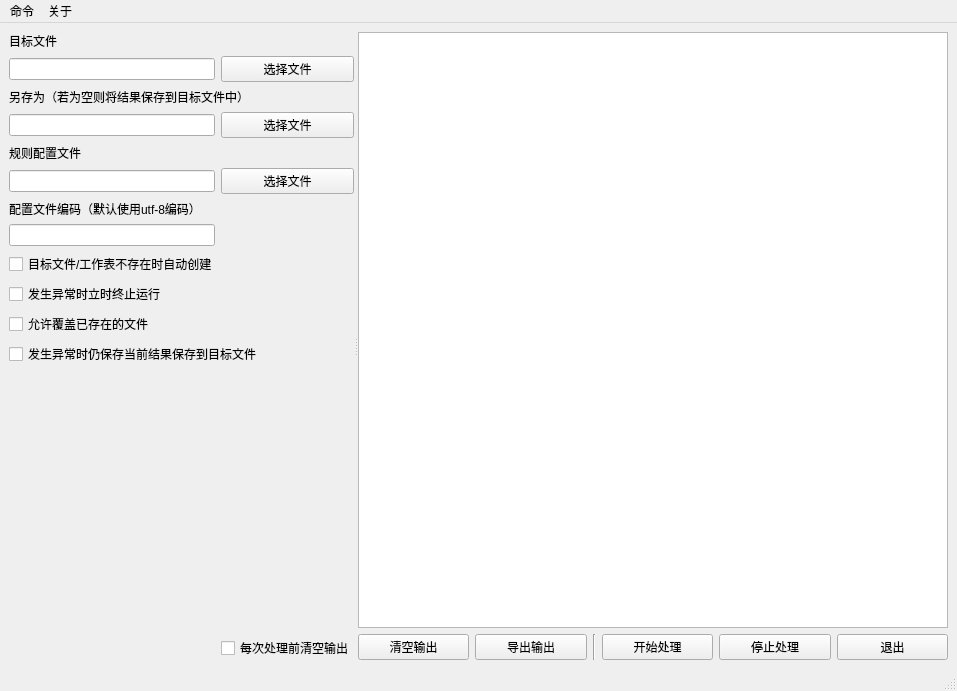
Old version of the form src/excelfiller_executable/gui/res/main_window.ui in the repository zimolab/excel-auto-filler.
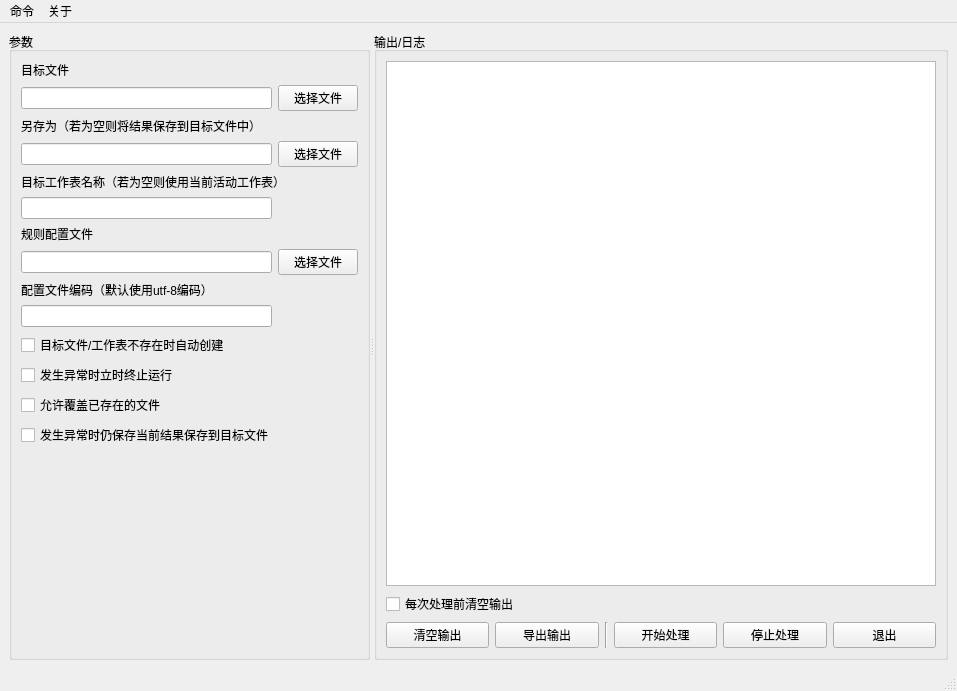
New version of the form.

Commit message: feat(app): add a lineedit for sheetname

```diff
--- a/src/excelfiller_executable/gui/res/main_window.ui
+++ b/src/excelfiller_executable/gui/res/main_window.ui
@@ -16,12 +16,25 @@
   <widget class="QWidget" name="centralwidget">
    <layout class="QVBoxLayout" name="verticalLayout_2">
     <item>
-     <widget class="QSplitter" name="splitter">
+     <widget class="QSplitter" name="splitter_2">
       <property name="orientation">
        <enum>Qt::Horizontal</enum>
       </property>
-      <widget class="QWidget" name="">
+      <widget class="QGroupBox" name="groupBox">
+       <property name="title">
+        <string>参数</string>
+       </property>
        <layout class="QGridLayout" name="gridLayout">
+        <item row="0" column="0">
+         <widget class="QLabel" name="label">
+          <property name="text">
+           <string>目标文件</string>
+          </property>
+         </widget>
+        </item>
+        <item row="1" column="0">
+         <widget class="QLineEdit" name="edit_target_file"/>
+        </item>
         <item row="1" column="1">
          <widget class="QPushButton" name="button_select_target_file">
           <property name="text">
@@ -29,20 +42,6 @@
           </property>
          </widget>
         </item>
-        <item row="8" column="0" colspan="2">
-         <widget class="QCheckBox" name="checkbox_create">
-          <property name="text">
-           <string>目标文件/工作表不存在时自动创建</string>
-          </property>
-         </widget>
-        </item>
-        <item row="11" column="0" colspan="2">
-         <widget class="QCheckBox" name="checkbox_save_anyway">
-          <property name="text">
-           <string>发生异常时仍保存当前结果保存到目标文件</string>
-          </property>
-         </widget>
-        </item>
         <item row="2" column="0" colspan="2">
          <widget class="QLabel" name="label_2">
           <property name="text">
@@ -50,6 +49,9 @@
           </property>
          </widget>
         </item>
+        <item row="3" column="0">
+         <widget class="QLineEdit" name="edit_save_as_file"/>
+        </item>
         <item row="3" column="1">
          <widget class="QPushButton" name="button_select_save_as_file">
           <property name="text">
@@ -58,67 +60,71 @@
          </widget>
         </item>
         <item row="4" column="0" colspan="2">
+         <widget class="QLabel" name="label_5">
+          <property name="text">
+           <string>目标工作表名称（若为空则使用当前活动工作表）</string>
+          </property>
+         </widget>
+        </item>
+        <item row="5" column="0">
+         <widget class="QLineEdit" name="edit_sheetname"/>
+        </item>
+        <item row="6" column="0">
          <widget class="QLabel" name="label_3">
           <property name="text">
            <string>规则配置文件</string>
           </property>
          </widget>
         </item>
-        <item row="9" column="0" colspan="2">
-         <widget class="QCheckBox" name="checkbox_quick_fail">
-          <property name="text">
-           <string>发生异常时立时终止运行</string>
-          </property>
-         </widget>
-        </item>
-        <item row="10" column="0" colspan="2">
-         <widget class="QCheckBox" name="check_overwrite">
-          <property name="text">
-           <string>允许覆盖已存在的文件</string>
-          </property>
-         </widget>
-        </item>
-        <item row="0" column="0" colspan="2">
-         <widget class="QLabel" name="label">
-          <property name="text">
-           <string>目标文件</string>
-          </property>
-         </widget>
-        </item>
-        <item row="1" column="0">
-         <widget class="QLineEdit" name="edit_target_file"/>
-        </item>
-        <item row="3" column="0">
-         <widget class="QLineEdit" name="edit_save_as_file"/>
-        </item>
-        <item row="5" column="1">
-         <widget class="QPushButton" name="button_select_rules_config_file">
-          <property name="text">
-           <string>选择文件</string>
-          </property>
-         </widget>
-        </item>
-        <item row="5" column="0">
+        <item row="7" column="0">
          <widget class="QLineEdit" name="edit_rules_config_file"/>
         </item>
-        <item row="6" column="0" colspan="2">
+        <item row="7" column="1">
+         <widget class="QPushButton" name="button_select_rules_config_file">
+          <property name="text">
+           <string>选择文件</string>
+          </property>
+         </widget>
+        </item>
+        <item row="8" column="0" colspan="2">
          <widget class="QLabel" name="label_4">
           <property name="text">
            <string>配置文件编码（默认使用utf-8编码）</string>
           </property>
          </widget>
         </item>
-        <item row="7" column="0">
+        <item row="9" column="0">
          <widget class="QLineEdit" name="edit_encoding"/>
         </item>
-        <item row="15" column="1">
-         <widget class="QCheckBox" name="checkbox_clear_output">
+        <item row="10" column="0" colspan="2">
+         <widget class="QCheckBox" name="checkbox_create">
           <property name="text">
-           <string>每次处理前清空输出</string>
+           <string>目标文件/工作表不存在时自动创建</string>
+          </property>
+         </widget>
+        </item>
+        <item row="11" column="0">
+         <widget class="QCheckBox" name="checkbox_quick_fail">
+          <property name="text">
+           <string>发生异常时立时终止运行</string>
           </property>
          </widget>
         </item>
         <item row="12" column="0">
+         <widget class="QCheckBox" name="check_overwrite">
+          <property name="text">
+           <string>允许覆盖已存在的文件</string>
+          </property>
+         </widget>
+        </item>
+        <item row="13" column="0" colspan="2">
+         <widget class="QCheckBox" name="checkbox_save_anyway">
+          <property name="text">
+           <string>发生异常时仍保存当前结果保存到目标文件</string>
+          </property>
+         </widget>
+        </item>
+        <item row="14" column="0">
          <spacer name="verticalSpacer">
           <property name="orientation">
            <enum>Qt::Vertical</enum>
@@ -126,18 +132,28 @@
           <property name="sizeHint" stdset="0">
            <size>
             <width>20</width>
-            <height>40</height>
+            <height>195</height>
            </size>
           </property>
          </spacer>
         </item>
        </layout>
       </widget>
-      <widget class="QWidget" name="">
+      <widget class="QGroupBox" name="groupBox_2">
+       <property name="title">
+        <string>输出/日志</string>
+       </property>
        <layout class="QVBoxLayout" name="verticalLayout">
         <item>
          <widget class="QTextBrowser" name="textbrowser_output"/>
         </item>
+        <item>
+         <widget class="QCheckBox" name="checkbox_clear_output">
+          <property name="text">
+           <string>每次处理前清空输出</string>
+          </property>
+         </widget>
+        </item>
         <item>
          <layout class="QHBoxLayout" name="horizontalLayout">
           <item>
```
The commit also changes 4 other files.
